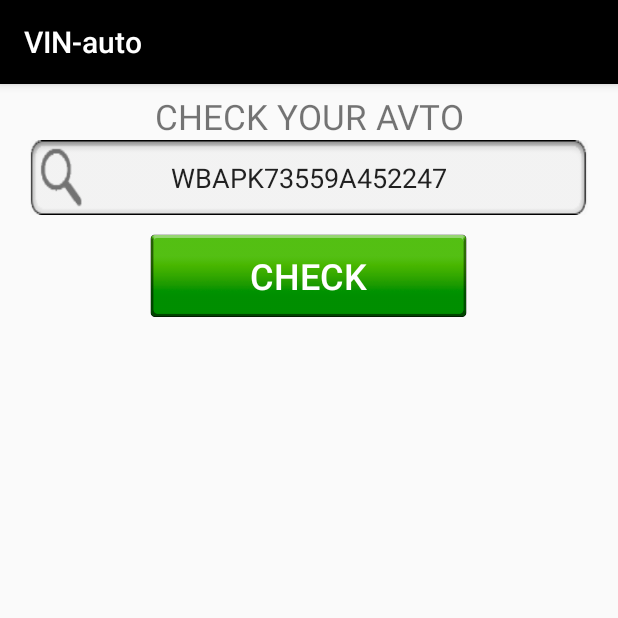
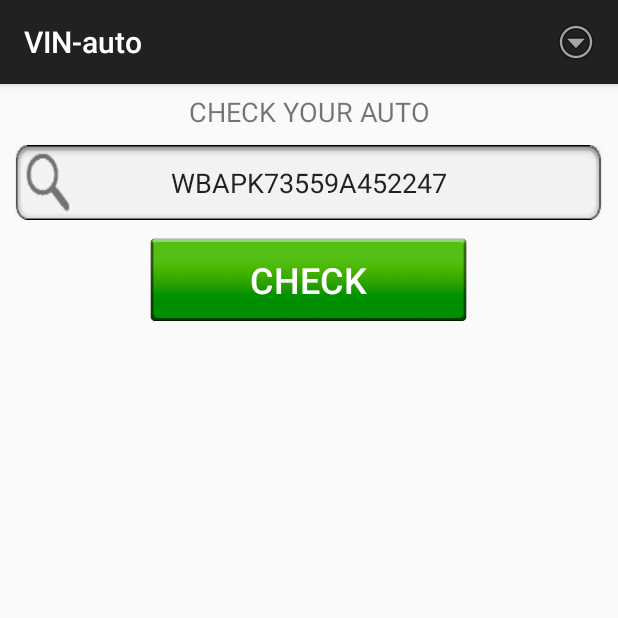
Before and after one commit to metsubysi/Vin_Avto, an Android app: the screen it shows after launch (MainFragmentActivity), on a phone screen of 412 x 824 dp, the top half of it. Run offline under Robolectric (Android 15) with nearby library versions, the phone set to English and light mode, and no system bars.

```diff
--- a/app/src/main/AndroidManifest.xml
+++ b/app/src/main/AndroidManifest.xml
@@ -17,12 +17,10 @@
                 <category android:name="android.intent.category.LAUNCHER"/>
             </intent-filter>
         </activity>
-        <activity android:name=".MainMenu"/>
         <activity android:name=".About"/>
         <activity android:name=".Contacts"/>
         <activity android:name=".Abouts"/>
         <activity android:name=".Full_inf"/>
-        <activity android:name=".MainActivity"/>
     </application>
 
 </manifest>
--- a/app/src/main/java/solodovnik/autovin/com/myapplication/About.java
+++ b/app/src/main/java/solodovnik/autovin/com/myapplication/About.java
@@ -5,6 +5,8 @@ import android.content.Intent;
 import android.os.Bundle;
 import android.view.View;
 import android.view.Window;
+
+import solodovnik.autovin.com.myapplication.notUse.MainActivity;
 
 public class About extends Activity {
 public Intent back;
--- a/app/src/main/java/solodovnik/autovin/com/myapplication/MainFragment.java
+++ b/app/src/main/java/solodovnik/autovin/com/myapplication/MainFragment.java
@@ -17,15 +17,6 @@ import android.widget.ProgressBar;
 import android.widget.SimpleAdapter;
 import android.widget.Toast;
 
-import org.jsoup.Jsoup;
-import org.jsoup.nodes.Document;
-import org.jsoup.nodes.Element;
-import org.jsoup.select.Elements;
-
-import java.io.IOException;
-import java.util.ArrayList;
-import java.util.HashMap;
-import java.util.List;
 
 /**
  * Created by grez on 01.11.2016.
@@ -45,11 +36,6 @@ public class MainFragment extends Fragment {
     private ListView lv;
 
     private VinInfo mVinInfo;
-
-    /*private Intent about;
-    private Intent full_inf;
-    private Intent abouts;
-    private Intent contacts;*/
 
     @Nullable
     @Override
--- a/app/src/main/java/solodovnik/autovin/com/myapplication/MainFragmentActivity.java
+++ b/app/src/main/java/solodovnik/autovin/com/myapplication/MainFragmentActivity.java
@@ -2,22 +2,24 @@ package solodovnik.autovin.com.myapplication;
 
 import android.app.Fragment;
 import android.app.FragmentManager;
-import android.app.FragmentTransaction;
+import android.content.Intent;
 import android.os.Bundle;
-import android.support.design.widget.FloatingActionButton;
-import android.support.design.widget.Snackbar;
 import android.support.v7.app.AppCompatActivity;
-import android.support.v7.widget.Toolbar;
-import android.view.View;
+import android.view.Menu;
+import android.view.MenuItem;
 
 public class MainFragmentActivity extends AppCompatActivity {
+    //private Intent about;
+    private Intent full_inf;
+    private Intent abouts;
+    private Intent contacts;
 
     @Override
     protected void onCreate(Bundle savedInstanceState) {
         super.onCreate(savedInstanceState);
         setContentView(R.layout.activity_main_fragment);
-        //Toolbar toolbar = (Toolbar) findViewById(R.id.toolbar);
-        //setSupportActionBar(toolbar);
+        /*Toolbar toolbar = (Toolbar) findViewById(R.id.toolbar);
+        setSupportActionBar(toolbar);*/
 
         /*FloatingActionButton fab = (FloatingActionButton) findViewById(R.id.fab);
         fab.setOnClickListener(new View.OnClickListener() {
@@ -37,6 +39,45 @@ public class MainFragmentActivity extends AppCompatActivity {
                     .add(R.id.fragmentContainer,fragment)
                     .commit();
         }
+
+        //about = new Intent(MainFragmentActivity.this, About.class);
+        full_inf = new Intent(MainFragmentActivity.this, Full_inf.class);
+        abouts = new Intent(MainFragmentActivity.this, Abouts.class);
+        contacts = new Intent(MainFragmentActivity.this, Contacts.class);
     }
 
+
+    @Override
+    public boolean onCreateOptionsMenu(Menu menu) {
+        getMenuInflater().inflate(R.menu.popmenu, menu);
+        return true;
+    }
+
+    @Override
+    public boolean onOptionsItemSelected(MenuItem item) {
+        // получим идентификатор выбранного пункта меню
+        int id = item.getItemId();
+
+        //TextView infoTextView = (TextView) findViewById(R.id.textView4);
+
+        // Операции для выбранного пункта меню
+        switch (id) {
+            case R.id.action_full_inf:
+                startActivity(full_inf);
+                break;
+
+            case R.id.action_contacts:
+                startActivity(contacts);
+                break;
+
+            case R.id.action_about:
+                startActivity(abouts);
+                break;
+
+            case R.id.action_exit:
+                //infoTextView.setText("Вы выбрали котёнка!");
+                break;
+        }
+        return true;
+    }
 }
--- a/app/src/main/res/layout/activity_main.xml
+++ b/app/src/main/res/layout/activity_main.xml
@@ -4,10 +4,11 @@
     android:layout_width="match_parent"
     android:layout_height="match_parent">
 
+
     <LinearLayout
         android:orientation="vertical"
         android:layout_width="match_parent"
-        android:layout_height="match_parent"
+        android:layout_height="wrap_content"
         tools:ignore="UselessParent">
 
         <TextView
@@ -15,38 +16,37 @@
             android:layout_width="match_parent"
             android:layout_height="wrap_content"
             android:id="@+id/textView4"
+            android:paddingTop="6dp"
             android:textAlignment="center"
-            android:textSize="23sp"
-            android:paddingTop="6dp" />
+            android:textSize="18sp"/>
 
         <LinearLayout
             android:orientation="horizontal"
             android:layout_width="match_parent"
             android:layout_height="wrap_content"
-            android:paddingLeft="20dp"
-            android:paddingRight="20dp">
+            android:padding="10dp"
+            android:textAlignment="center">
 
             <EditText
-                android:layout_width="wrap_content"
+                android:layout_width="match_parent"
                 android:layout_height="wrap_content"
                 android:inputType="text"
                 android:id="@+id/editText"
                 android:hint="@string/enter_vin"
                 android:background="@drawable/textfone"
-                style="Widget.AppCompat.EditText"
                 android:textAlignment="center"
-                android:fontFamily="sans-serif"
-                android:layout_marginBottom="0dp" />
+                />
 
         </LinearLayout>
 
         <LinearLayout
             android:orientation="vertical"
             android:layout_width="match_parent"
-            android:layout_height="81dp"
+            android:layout_height="wrap_content"
             android:foregroundGravity="center"
             android:gravity="center"
-            android:layout_gravity="center_horizontal">
+            android:layout_gravity="center_horizontal"
+            android:paddingBottom="10dp">
 
             <Button
                 android:layout_width="215dp"
--- a/app/src/main/res/layout/activity_main_menu.xml
+++ b/app/src/main/res/layout/activity_main_menu.xml
@@ -8,7 +8,7 @@
     android:paddingLeft="@dimen/activity_horizontal_margin"
     android:paddingRight="@dimen/activity_horizontal_margin"
     android:paddingTop="@dimen/activity_vertical_margin"
-    tools:context="solodovnik.autovin.com.myapplication.MainMenu"
+    tools:context="solodovnik.autovin.com.myapplication.notUse.MainMenu"
     android:background="@drawable/menu_fone">
 
     <LinearLayout
--- a/app/src/main/res/menu/popmenu.xml
+++ b/app/src/main/res/menu/popmenu.xml
@@ -1,8 +1,14 @@
 <menu xmlns:android="http://schemas.android.com/apk/res/android"
-    xmlns:app="http://schemas.android.com/apk/res-auto"
-    xmlns:tools="http://schemas.android.com/tools"
-    tools:context=".MainActivity">
+    xmlns:app="http://schemas.android.com/apk/res-auto">
 
+        <item
+            android:id="@+id/overflow_menu"
+            android:title=""
+            android:orderInCategory="1111"
+            app:showAsAction="always"
+            android:icon="@android:drawable/ic_menu_more">
+
+            <menu>
                     <item
                         android:id="@+id/action_full_inf"
                         android:orderInCategory="100"
@@ -23,4 +29,7 @@
                         android:orderInCategory="100"
                         android:title="@string/exit"
                         app:showAsAction="never"/>
+
             </menu>
+        </item>
+</menu>
--- /dev/null
+++ b/app/src/main/res/values-v21/styles.xml
@@ -0,0 +1,5 @@
+<?xml version="1.0" encoding="utf-8"?>
+<resources>
+
+    <style name="AppTheme" parent="Theme.AppCompat.Light.DarkActionBar"/>
+</resources>
--- a/app/src/main/res/values/colors.xml
+++ /dev/null
@@ -1,6 +0,0 @@
-<?xml version="1.0" encoding="utf-8"?>
-<resources>
-    <color name="colorPrimary">#000000</color>
-    <color name="colorPrimaryDark">#000000</color>
-    <color name="colorAccent">#fd0202</color>
-</resources>
--- a/app/src/main/res/values/strings.xml
+++ b/app/src/main/res/values/strings.xml
@@ -3,7 +3,7 @@
     <string name="app_name">VIN-auto</string>
     <string name="enter_vin">ENTER VIN</string>
     <string name="message">VIN code must be consist from 17 simbols</string>
-    <string name="message1">ATENTION!</string>
+    <string name="message1">ATTENTION!</string>
     <string name="about">About</string>
     <string name="vin">Check car</string>
     <string name="but3">Contacts</string>
@@ -14,7 +14,7 @@
     <string name="exit"><u>Quit</u></string>
     <string name="full_inf"><u>Full report</u></string>
     <string name="contacts"><u>Contacts</u></string>
-    <string name="toptext">CHECK YOUR AVTO</string>
+    <string name="toptext">CHECK YOUR AUTO</string>
     <string name="about2">ПРОВЕРКА VIN
 АВТОМОБИЛЯ
 поможет Вам выявить все недостатки автомобиля, понять в каком состоянии он находится и сделать правильный выбор перед покупкой. Полный отчет может содержать такую информацию, как: пробег, количество владельцев, был ли автомобиль поврежден, как часто обслуживался и т.д. Рекомендуем перед покупкой автомобиля проверить вин код. Проверка автомобиля поможет сэкономить Ваше время и деньги. Поэтому, рекомендуем пробить машину по вин коду.</string>
--- a/app/src/main/res/values/styles.xml
+++ b/app/src/main/res/values/styles.xml
@@ -1,10 +1,6 @@
 <?xml version="1.0" encoding="utf-8"?>
 <resources>
 
-    <style name="AppTheme" parent="Theme.AppCompat.Light.DarkActionBar">
-        <!-- используем тег item для задания цветов вашей темы -->
-        <item name="colorPrimary">@color/colorPrimary</item>
-        <item name="colorPrimaryDark">@color/colorPrimaryDark</item>
-        <item name="colorAccent">@color/colorAccent</item>
-    </style>
+    <style name="AppTheme" parent="Theme.AppCompat.Light.DarkActionBar" />
+
 </resources>
```
Also changed, not shown: app/src/main/java/solodovnik/autovin/com/myapplication/MainActivity.java (deleted, +0 -216 lines), app/src/main/java/solodovnik/autovin/com/myapplication/MainMenu.java (deleted, +0 -26 lines), app/src/main/java/solodovnik/autovin/com/myapplication/notUse/MainActivity.java (added, +222 -0 lines), app/src/main/java/solodovnik/autovin/com/myapplication/notUse/MainMenu.java (added, +30 -0 lines), app/src/main/res/layout/test_fragment.xml (deleted, +0 -12 lines), 1 other file. Lines whose indentation alone changed are shown as unchanged.
